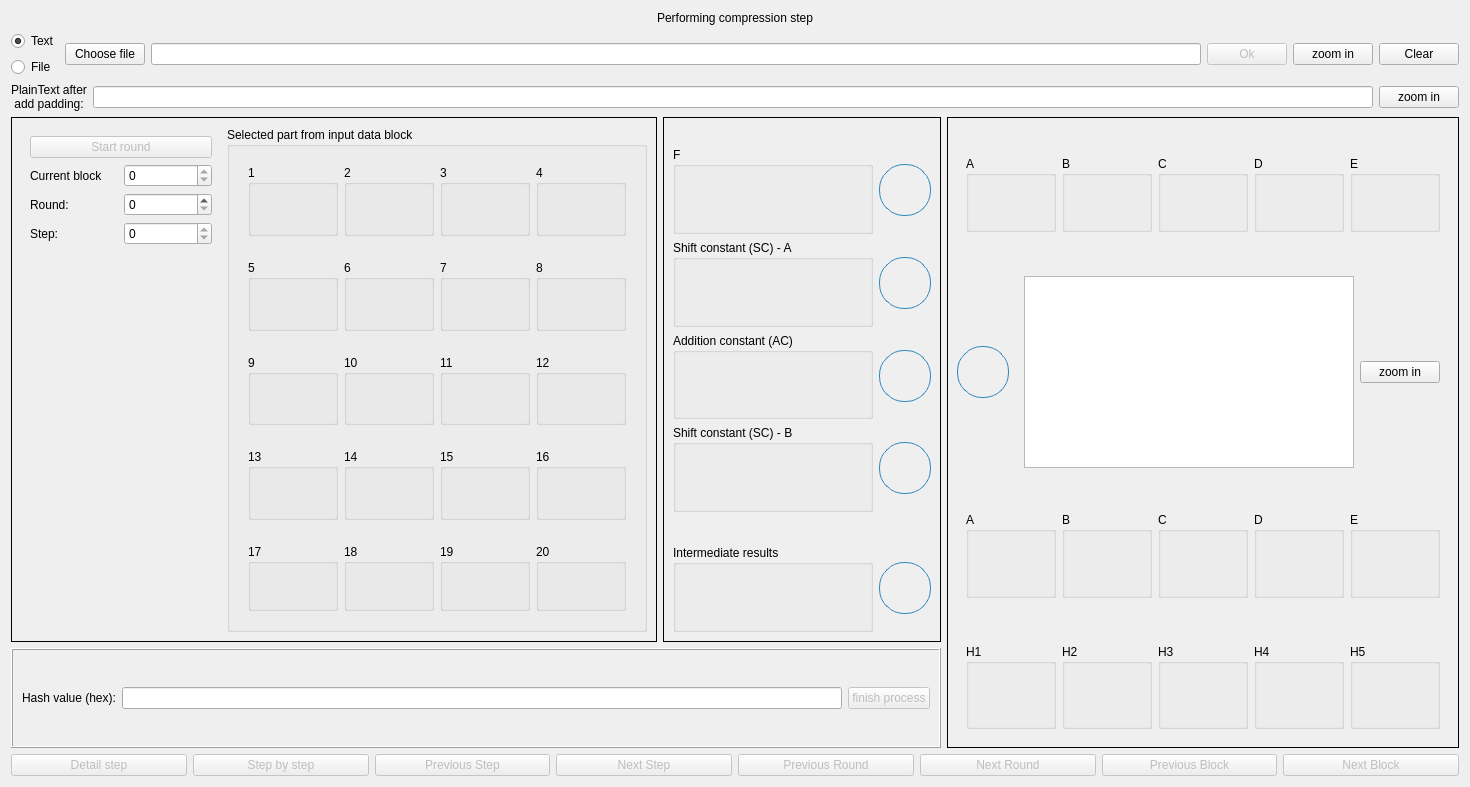
Old version of the form tabsWidget/tabWidgetSHA1/form.ui in the repository VuongVanDuy/hash_function.
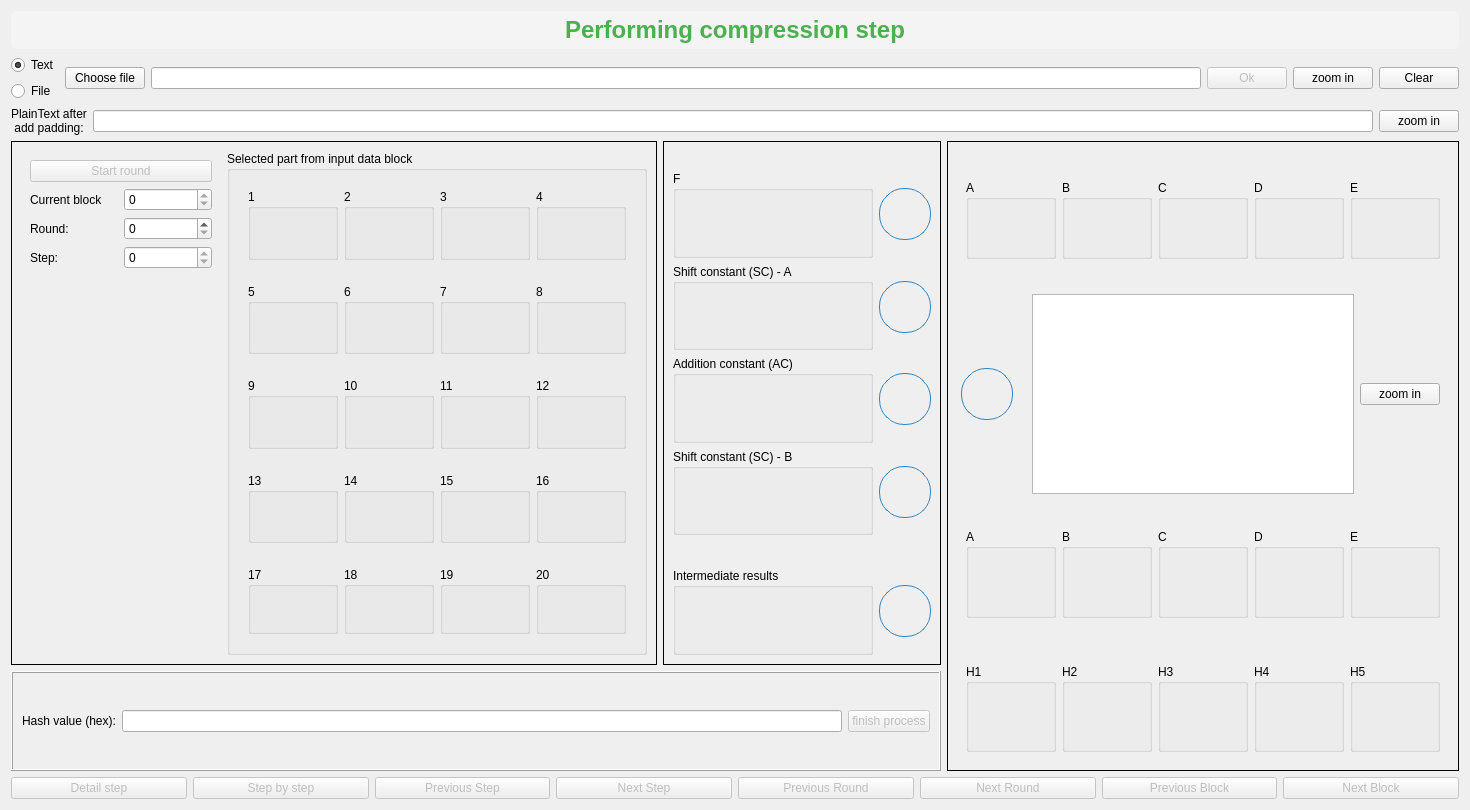
New version of the form. Icons and pictures are not drawn.

```diff
--- a/tabsWidget/tabWidgetSHA1/form.ui
+++ b/tabsWidget/tabWidgetSHA1/form.ui
@@ -7,7 +7,7 @@
     <x>0</x>
     <y>0</y>
     <width>1466</width>
-    <height>787</height>
+    <height>810</height>
    </rect>
   </property>
   <property name="sizePolicy">
@@ -24,6 +24,17 @@
     <layout class="QHBoxLayout" name="titleLayout">
      <item>
       <widget class="QLabel" name="labelTitle">
+       <property name="styleSheet">
+        <string notr="true">QLabel {
+        font-family: 'Arial', sans-serif;
+        font-size: 24px;
+        font-weight: bold;
+        color: #4CAF50;  /* Màu xanh lá */
+        background-color: #f4f4f4; /* Màu nền sáng */
+        padding: 5px;
+        border-radius: 5px;
+    }</string>
+       </property>
        <property name="text">
         <string>Performing compression step</string>
        </property>
@@ -1274,6 +1285,12 @@
          <layout class="QGridLayout" name="gridLayout_2">
           <item row="0" column="0" rowspan="2">
            <layout class="QVBoxLayout" name="verticalLayout_2">
+            <property name="leftMargin">
+             <number>4</number>
+            </property>
+            <property name="rightMargin">
+             <number>4</number>
+            </property>
             <item alignment="Qt::AlignmentFlag::AlignHCenter">
              <widget class="QPushButton" name="operator6">
               <property name="enabled">
@@ -1334,13 +1351,13 @@
               <number>9</number>
              </property>
              <property name="topMargin">
-              <number>9</number>
+              <number>0</number>
              </property>
              <property name="rightMargin">
               <number>9</number>
              </property>
              <property name="bottomMargin">
-              <number>9</number>
+              <number>0</number>
              </property>
              <item>
               <widget class="QTextEdit" name="instruction">
@@ -1356,7 +1373,7 @@
                <property name="minimumSize">
                 <size>
                  <width>0</width>
-                 <height>180</height>
+                 <height>200</height>
                 </size>
                </property>
                <property name="readOnly">
```
